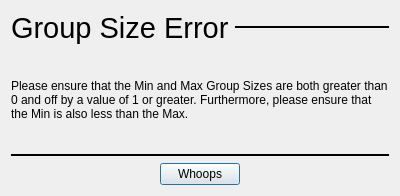
The window that src/ProjectSubsystem/perrordialog.ui (CaptOkie/code-first-think-later) describes before a commit, drawn with Qt 5.
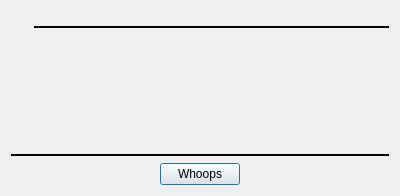
The same window after the commit.

Commit message: now will also catch empty group name

The edit to the form file:
```diff
--- a/src/ProjectSubsystem/perrordialog.ui
+++ b/src/ProjectSubsystem/perrordialog.ui
@@ -30,7 +30,7 @@
         </font>
        </property>
        <property name="text">
-        <string>Group Size Error</string>
+        <string>&lt;error type&gt;</string>
        </property>
       </widget>
      </item>
@@ -64,7 +64,7 @@
       </sizepolicy>
      </property>
      <property name="text">
-      <string>Please ensure that the Min and Max Group Sizes are both greater than 0 and off by a value of 1 or greater. Furthermore, please ensure that the Min is also less than the Max.</string>
+      <string>&lt;desc&gt;</string>
      </property>
      <property name="wordWrap">
       <bool>true</bool>
```
Left out of the diff: 2 changed lines with no effect on the pictures. The commit also changes 5 other files.
